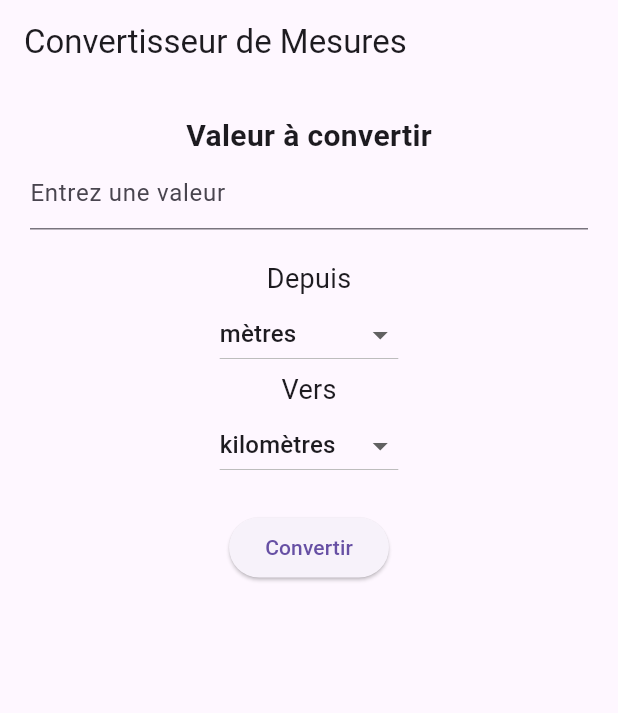
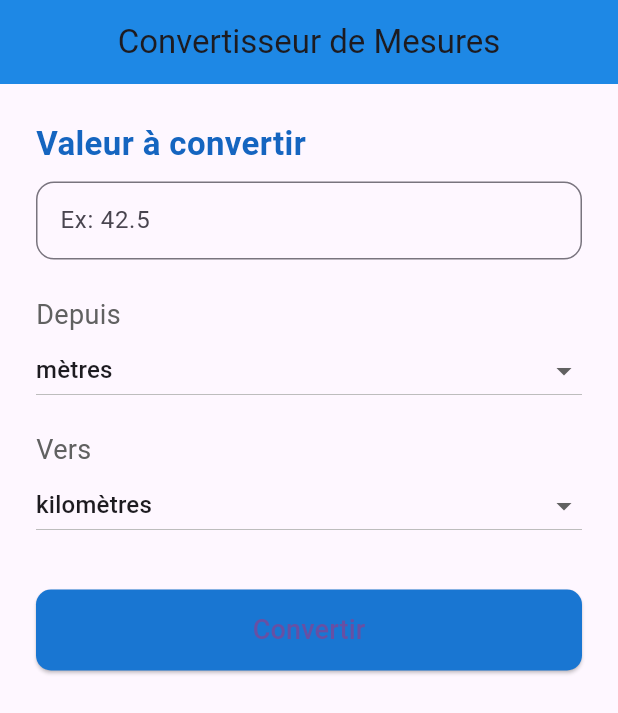
Before and after one commit to saadRafik/MilesOuKilometres, a Flutter app: the screen it shows after launch, on a phone screen of 412 x 824 dp. Shown: the top 713 px of the screen. Run offline on Flutter 3.47's test engine with Material 3 defaults, Android fonts, the phone set to English and light mode, and no system bars.

Commit message:
Amélioration de la UI

```diff
--- a/lib/ui/converter_screen.dart
+++ b/lib/ui/converter_screen.dart
@@ -8,8 +8,8 @@ class ConvertisseurScreen extends StatefulWidget {
 
 class _ConvertisseurScreenState extends State<ConvertisseurScreen> {
   double _nombreSaisi = 0.0;
-  String _uniteDepart = 'mètres';
-  String _uniteArrivee = 'kilomètres';
+  String _uniteDepart = mesuresMap.keys.first;
+  String _uniteArrivee = mesuresMap.keys.elementAt(1);
   String _message = '';
 
   final List<String> _unitesMesures = mesuresMap.keys.toList();
@@ -33,32 +33,41 @@ class _ConvertisseurScreenState extends State<ConvertisseurScreen> {
 
   @override
   Widget build(BuildContext context) {
+    final styleTitre = TextStyle(fontSize: 22, fontWeight: FontWeight.bold, color: Colors.blue[800]);
+    final styleLabel = TextStyle(fontSize: 18, color: Colors.grey[700]);
+
     return Scaffold(
-      appBar: AppBar(title: Text('Convertisseur de Mesures')),
-      body: Padding(
-        padding: EdgeInsets.all(20),
+      appBar: AppBar(
+        title: Text('Convertisseur de Mesures'),
+        backgroundColor: Colors.blue[600],
+        centerTitle: true,
+      ),
+      body: SingleChildScrollView(
+        padding: EdgeInsets.all(24),
         child: Column(
-          crossAxisAlignment: CrossAxisAlignment.center,
+          crossAxisAlignment: CrossAxisAlignment.stretch,
           children: [
-            Text('Valeur à convertir', style: TextStyle(fontSize: 20, fontWeight: FontWeight.bold)),
+            Text('Valeur à convertir', style: styleTitre),
+            SizedBox(height: 10),
             TextField(
               keyboardType: TextInputType.numberWithOptions(decimal: true),
-              decoration: InputDecoration(hintText: 'Entrez une valeur'),
+              decoration: InputDecoration(
+                hintText: 'Ex: 42.5',
+                border: OutlineInputBorder(borderRadius: BorderRadius.circular(12)),
+                contentPadding: EdgeInsets.symmetric(horizontal: 12, vertical: 14),
+              ),
               onChanged: (value) {
                 setState(() {
                   _nombreSaisi = double.tryParse(value) ?? 0.0;
                 });
               },
             ),
-            SizedBox(height: 20),
-            Text('Depuis', style: TextStyle(fontSize: 18)),
+            SizedBox(height: 24),
+            Text('Depuis', style: styleLabel),
             DropdownButton<String>(
+              isExpanded: true,
               value: _uniteDepart,
-              onChanged: (newValue) {
-                setState(() {
-                  _uniteDepart = newValue!;
-                });
-              },
+              onChanged: (newValue) => setState(() => _uniteDepart = newValue!),
               items: _unitesMesures.map((String value) {
                 return DropdownMenuItem<String>(
                   value: value,
@@ -66,14 +75,12 @@ class _ConvertisseurScreenState extends State<ConvertisseurScreen> {
                 );
               }).toList(),
             ),
-            Text('Vers', style: TextStyle(fontSize: 18)),
+            SizedBox(height: 16),
+            Text('Vers', style: styleLabel),
             DropdownButton<String>(
+              isExpanded: true,
               value: _uniteArrivee,
-              onChanged: (newValue) {
-                setState(() {
-                  _uniteArrivee = newValue!;
-                });
-              },
+              onChanged: (newValue) => setState(() => _uniteArrivee = newValue!),
               items: _unitesMesures.map((String value) {
                 return DropdownMenuItem<String>(
                   value: value,
@@ -81,17 +88,31 @@ class _ConvertisseurScreenState extends State<ConvertisseurScreen> {
                 );
               }).toList(),
             ),
-            SizedBox(height: 20),
+            SizedBox(height: 32),
             ElevatedButton(
               onPressed: convertir,
-              child: Text('Convertir'),
+              style: ElevatedButton.styleFrom(
+                backgroundColor: Colors.blue[700],
+                padding: EdgeInsets.symmetric(vertical: 14),
+                shape: RoundedRectangleBorder(borderRadius: BorderRadius.circular(10)),
+              ),
+              child: Text('Convertir', style: TextStyle(fontSize: 18)),
             ),
-            SizedBox(height: 20),
-            Text(
-              _message,
-              textAlign: TextAlign.center,
-              style: TextStyle(fontSize: 18, color: Colors.blue, fontWeight: FontWeight.bold),
-            ),
+            SizedBox(height: 24),
+            if (_message.isNotEmpty)
+              Container(
+                padding: EdgeInsets.all(16),
+                decoration: BoxDecoration(
+                  color: Colors.grey[100],
+                  borderRadius: BorderRadius.circular(10),
+                  border: Border.all(color: Colors.blueGrey.shade100),
+                ),
+                child: Text(
+                  _message,
+                  textAlign: TextAlign.center,
+                  style: TextStyle(fontSize: 18, color: Colors.black87),
+                ),
+              ),
           ],
         ),
       ),
```
